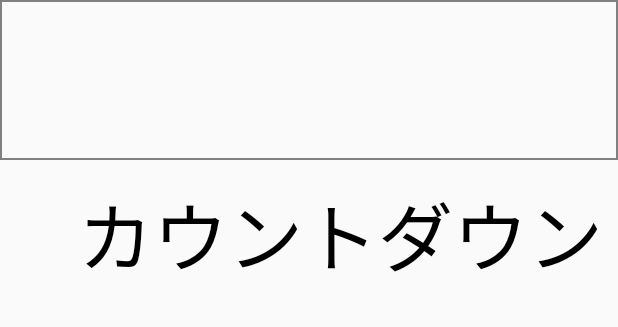
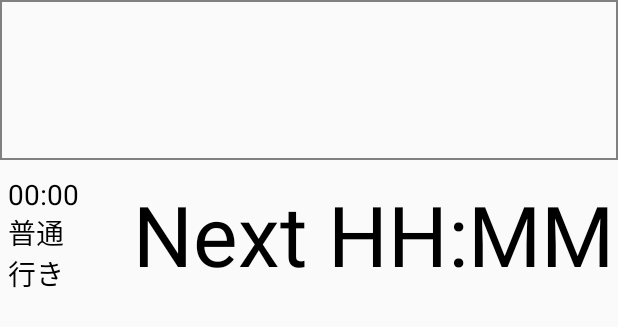
Before and after one commit to natsuyasai/TrainTimer, an Android app: the layout fragment_route_info.xml on its own in the app's theme, with its tools: preview values and no code run, on a phone screen of 412 x 824 dp. Shown: the top 327 px of the screen. Run offline under Robolectric (Android 15) with nearby library versions, the phone set to English and light mode, and no system bars.

Commit message:
レイアウトのワーニング除去 アイコン追加 カウントダウン中の対象表示 文字サイズを領域一杯となるよう変更

```diff
--- a/Project/app/src/main/java/com/nyasai/traintimer/routeinfo/RouteInfoFragment.kt
+++ b/Project/app/src/main/java/com/nyasai/traintimer/routeinfo/RouteInfoFragment.kt
@@ -139,6 +139,12 @@ class RouteInfoFragment : Fragment() {
                         }
                         _routeInfoViewModel.updateCurrentCountItem()
                     }
+                    else {
+                        // カウントダウン対象の時刻情報を設定
+                        next_time_table.text = """|${_routeInfoViewModel.currentCountItem.value?.departureTime ?: "--:--"}
+                            |${_routeInfoViewModel.currentCountItem.value?.trainType ?: "--"}
+                            |${_routeInfoViewModel.currentCountItem.value?.destination ?: "--"}""".trimMargin()
+                    }
                     val planeText = when{
                         diffTime >= 0 -> """Next ${"%0,2d".format((diffTime / 60))} : ${"%0,2d".format((diffTime % 60))}"""
                         else -> "Next -- : --"
--- a/Project/app/src/main/res/layout/activity_main.xml
+++ b/Project/app/src/main/res/layout/activity_main.xml
@@ -2,7 +2,7 @@
 <merge xmlns:android="http://schemas.android.com/apk/res/android"
     xmlns:app="http://schemas.android.com/apk/res-auto">
 
-    <fragment
+    <androidx.fragment.app.FragmentContainerView
         android:id="@+id/main_fragment"
         android:name="androidx.navigation.fragment.NavHostFragment"
         android:layout_width="match_parent"
--- a/Project/app/src/main/res/layout/fragment_route_info.xml
+++ b/Project/app/src/main/res/layout/fragment_route_info.xml
@@ -25,19 +25,40 @@
             app:currentDiagramType="@{routeInfoViewModel.currentDiagramType}"
             app:routeInfoFragment="@{routeInfoFragment}" />
 
+        <!-- カウントダウン中の時刻情報 -->
+        <TextView
+            android:id="@+id/next_time_table"
+            android:layout_width="0dp"
+            android:layout_height="0dp"
+            android:layout_marginStart="5dp"
+            android:autoSizeTextType="uniform"
+            android:gravity="center|start"
+            android:textColor="@color/textDark"
+            android:textSize="15sp"
+            app:layout_constraintHeight_percent="0.1"
+            app:layout_constraintWidth_percent="0.2"
+            app:layout_constraintEnd_toStartOf="@id/countdown"
+            app:layout_constraintStart_toStartOf="parent"
+            app:layout_constraintTop_toBottomOf="@+id/route_info_title"
+            app:layout_constraintBottom_toTopOf="@+id/route_info_view"
+            tools:text="00:00\n普通\n行き" />
         <!-- カウントダウン -->
         <TextView
             android:id="@+id/countdown"
-            android:layout_width="match_parent"
+            android:layout_width="0dp"
             android:layout_height="0dp"
             android:gravity="center|end"
             android:textSize="50sp"
-            android:layout_marginEnd="10dp"
+            android:autoSizeTextType="uniform"
+            android:layout_marginEnd="5dp"
             android:textColor="@color/textDark"
+            app:layout_constraintWidth_percent="0.78"
             app:layout_constraintHeight_percent="0.1"
+            app:layout_constraintStart_toEndOf="@id/next_time_table"
+            app:layout_constraintEnd_toEndOf="parent"
             app:layout_constraintTop_toBottomOf="@id/route_info_title"
             app:layout_constraintBottom_toTopOf="@id/route_info_view"
-            tools:text="カウントダウン" />
+            tools:text="Next HH:MM" />
 
         <!-- 時刻一覧表示 -->
         <androidx.recyclerview.widget.RecyclerView
--- a/Project/app/src/main/res/layout/list_item_route_list.xml
+++ b/Project/app/src/main/res/layout/list_item_route_list.xml
@@ -22,7 +22,7 @@
             android:id="@+id/route_name"
             android:layout_width="match_parent"
             android:layout_height="wrap_content"
-            android:layout_gravity="left"
+            android:layout_gravity="start"
             android:textSize="18sp"
             android:layout_marginStart="16dp"
             android:textColor="@color/textDark"
@@ -36,7 +36,7 @@
             android:id="@+id/station_name"
             android:layout_width="match_parent"
             android:layout_height="wrap_content"
-            android:layout_gravity="left"
+            android:layout_gravity="start"
             android:layout_marginStart="16dp"
             android:textSize="24sp"
             android:textColor="@color/textDark"
@@ -50,7 +50,7 @@
             android:id="@+id/direction_name"
             android:layout_width="match_parent"
             android:layout_height="wrap_content"
-            android:layout_gravity="left"
+            android:layout_gravity="start"
             android:layout_marginStart="16dp"
             android:textSize="18sp"
             android:textColor="@color/textDark"
```
Also changed, not shown: Project/app/src/main/res/drawable/ic_filter_alt_24px.xml (added, +9 -0 lines), Project/app/src/main/res/layout/list_item_route_info.xml (+13 -15 lines).
